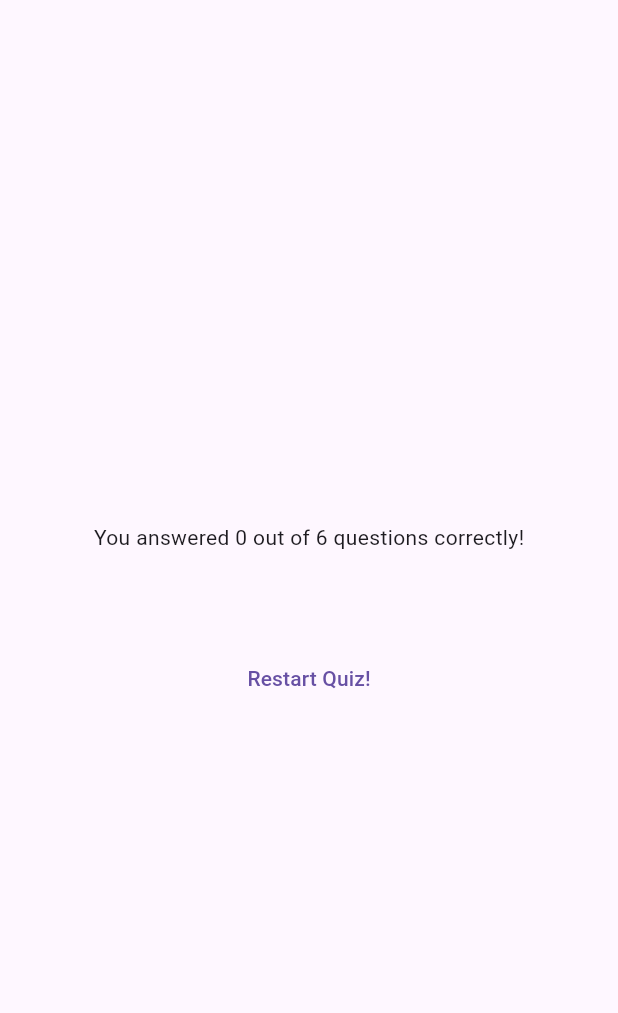
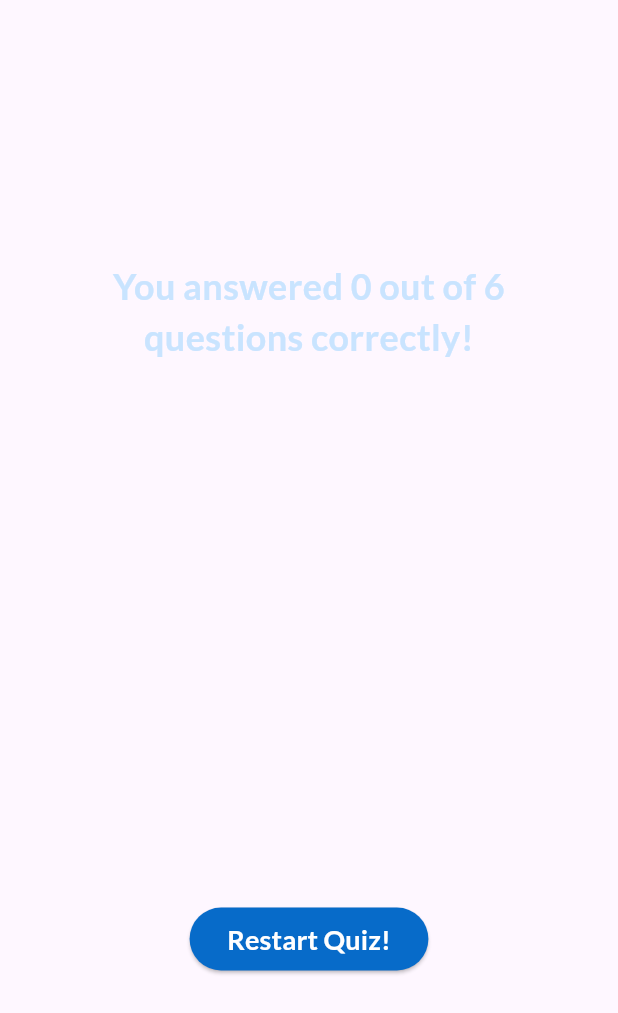
Before and after one commit to HazeyWazy/quiz-app, a Flutter app: the ResultsScreen widget shown alone on an empty page, opened directly with empty values, on a phone screen of 412 x 824 dp. Shown: the top 1013 px of the screen. Run offline on Flutter 3.47's test engine with Material 3 defaults, Android fonts, the phone set to English and light mode, and no system bars; our stand-ins replace google_fonts.

Commit message:
Update UI

```diff
--- a/lib/results_screen.dart
+++ b/lib/results_screen.dart
@@ -1,4 +1,5 @@
 import 'package:flutter/material.dart';
+import 'package:google_fonts/google_fonts.dart';
 import 'package:quiz_app/data/questions.dart';
 import 'package:quiz_app/questions_summary.dart';
 
@@ -39,13 +40,36 @@ class ResultsScreen extends StatelessWidget {
           children: [
             Text(
               'You answered $numCorrectQuestions out of $numTotalQuestions questions correctly!',
+              textAlign: TextAlign.center,
+              style: GoogleFonts.lato(
+                color: const Color.fromARGB(255, 201, 228, 255),
+                fontSize: 24,
+                fontWeight: FontWeight.bold,
+              ),
             ),
             const SizedBox(height: 30),
             QuestionsSummary(summaryData),
             const SizedBox(height: 30),
-            TextButton(
+            ElevatedButton(
+              style: ElevatedButton.styleFrom(
+                padding: const EdgeInsets.symmetric(
+                  vertical: 8,
+                  horizontal: 25,
+                ),
+                backgroundColor: const Color.fromARGB(255, 7, 107, 201),
+                foregroundColor: Colors.white,
+                shape: RoundedRectangleBorder(
+                  borderRadius: BorderRadius.circular(40),
+                ),
+              ),
               onPressed: () {},
-              child: const Text('Restart Quiz!'),
+              child: Text(
+                'Restart Quiz!',
+                style: GoogleFonts.lato(
+                  fontSize: 18,
+                  fontWeight: FontWeight.bold,
+                ),
+              ),
             ),
           ],
         ),
```
Also changed, not shown: lib/questions_summary.dart (+50 -5 lines).
